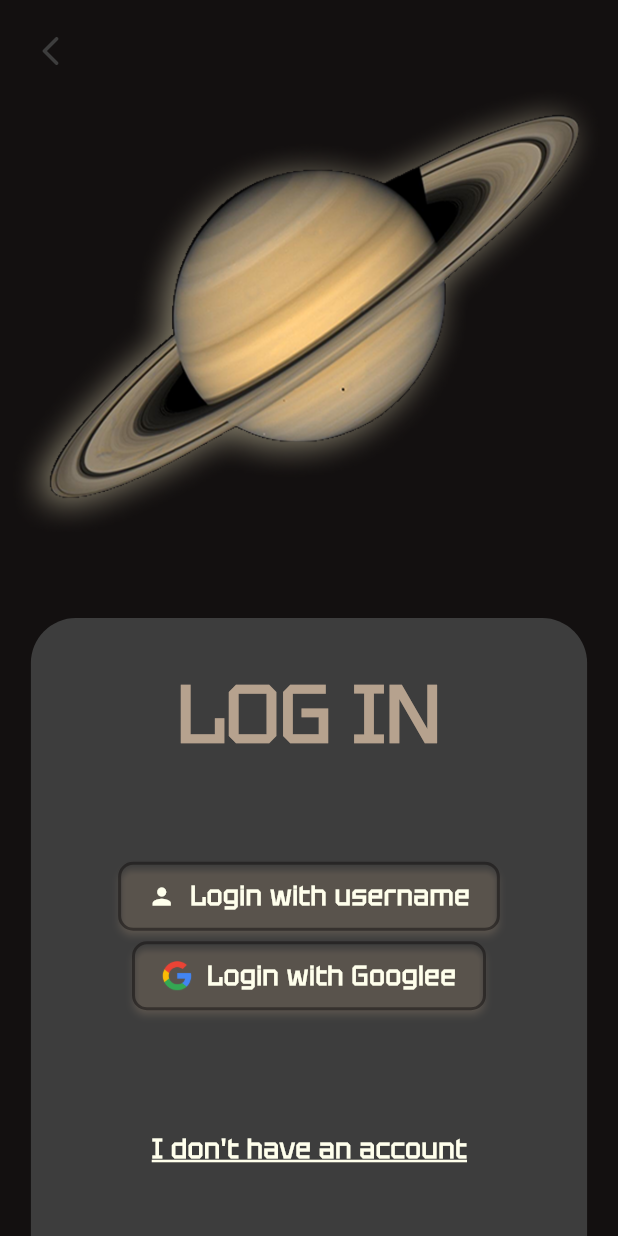
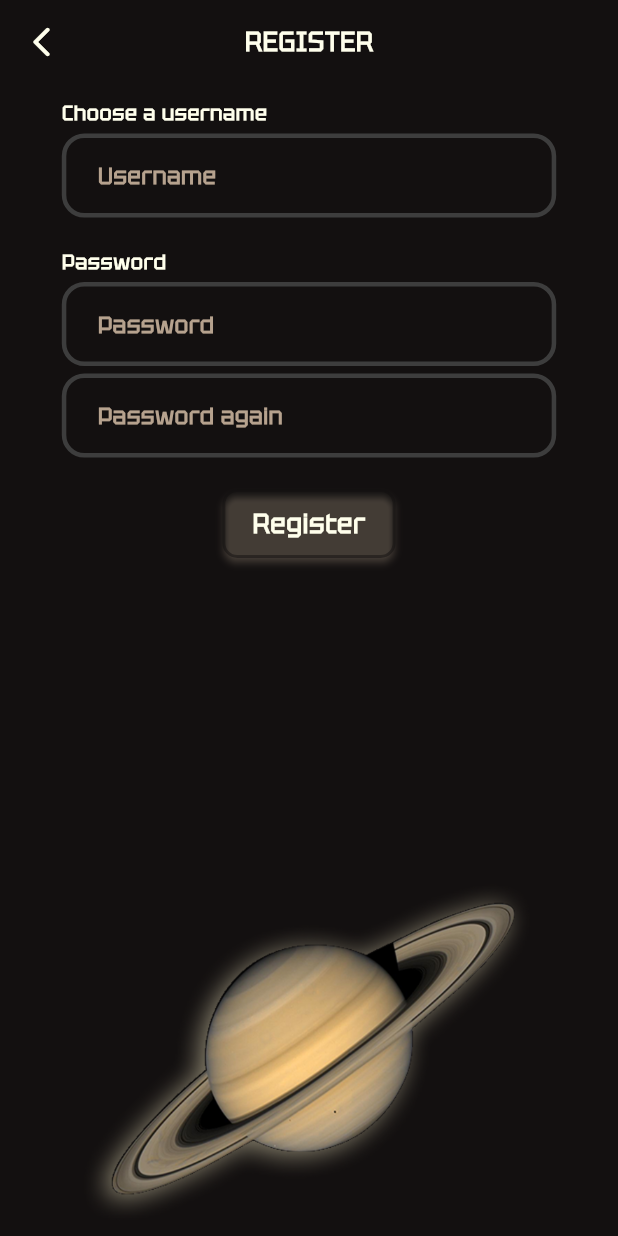
Before and after one commit to egeinann/Flutter-Planets-App, a Flutter app: the OnboardingPageLogin screen opened by its route, after a tap on "I don't have an account", on a phone screen of 412 x 824 dp. Run offline on Flutter 3.47's test engine with Material 3 defaults, Android fonts, the phone set to English and light mode, and no system bars; our stand-ins replace animated_text_kit, flutter_riverpod, mask_text_input_formatter, responsive_sizer, salomon_bottom_bar, slide_to_act.

Commit message:
registerPage UI tamamlandı

```diff
--- a/lib/main.dart
+++ b/lib/main.dart
@@ -4,6 +4,7 @@ import 'package:flutter_riverpod/flutter_riverpod.dart';
 import 'package:responsive_sizer/responsive_sizer.dart';
 import 'package:spaceandplanets_app/view/app/navigation/homePage.dart';
 import 'package:spaceandplanets_app/view/auth/forgotPassword/forgotPassword_page.dart';
+import 'package:spaceandplanets_app/view/auth/register/view/register_page.dart';
 import 'package:spaceandplanets_app/view/auth/usernameLogin/view/login_page.dart';
 import 'package:spaceandplanets_app/view/onboarding/view/onboarding_page.dart';
 import 'package:spaceandplanets_app/utils/theme.dart';
@@ -41,6 +42,7 @@ class MyApp extends StatelessWidget {
             "/loginPage": (context) => const LoginPage(),
             "/homePage": (context) => const HomePage(),
             "/forgotPassword": (context) => const ForgotPasswordPage(),
+            "/registerPage": (context) => RegisterPage(),
           },
         ),
       ),
--- a/lib/utils/icons.dart
+++ b/lib/utils/icons.dart
@@ -6,4 +6,5 @@ class SpaceIcons{
   static const IconData back = Icons.arrow_back_ios_rounded;
   static const IconData next = Icons.arrow_forward_ios_rounded;
   static const IconData sms = Icons.message_rounded;
+  static const IconData logout = Icons.logout_outlined;
 }
--- a/lib/view/app/navigation/homePage.dart
+++ b/lib/view/app/navigation/homePage.dart
@@ -22,7 +22,7 @@ class HomePage extends ConsumerWidget {
             Navigator.pop(context);
           },
           icon: Icon(
-            SpaceIcons.back,
+            SpaceIcons.logout,
             color: Theme.of(context).iconTheme.color,
           ),
         ),
--- a/lib/view/app/navigation/planets/planets_page.dart
+++ b/lib/view/app/navigation/planets/planets_page.dart
@@ -3,7 +3,7 @@ import 'package:flutter/material.dart';
 import 'package:responsive_sizer/responsive_sizer.dart';
 import 'package:spaceandplanets_app/models/planetContainerModel.dart';
 import 'package:spaceandplanets_app/utils/colors.dart';
-import 'package:spaceandplanets_app/utils/icons.dart';
+
 import 'package:spaceandplanets_app/view/app/navigation/planets/planet_page.dart';
 import 'package:spaceandplanets_app/widgets/meteorWidget/meteorView.dart';
 
@@ -108,7 +108,7 @@ class PlanetsPage extends StatelessWidget {
               ),
               const Expanded(
                 child: Image(
-                  image: AssetImage("assets/images/void.png"),
+                  image: AssetImage("assets/images/blue_stars.png"),
                   fit: BoxFit.scaleDown,
                 ),
               ),
@@ -140,7 +140,7 @@ class PlanetsPage extends StatelessWidget {
                   openColor: Colors.transparent,
                   closedBuilder: (context, action) {
                     return SizedBox(
-                      width: 50.w,
+                      width: 200,
                       height: 50.h,
                       child: Stack(
                         alignment: Alignment.center,
--- a/lib/view/app/navigation/stars/stars_page.dart
+++ b/lib/view/app/navigation/stars/stars_page.dart
@@ -90,7 +90,7 @@ class StarsPage extends StatelessWidget {
               ),
               const Expanded(
                 child: Image(
-                  image: AssetImage("assets/images/starCross.png"),
+                  image: AssetImage("assets/images/pink_stars.png"),
                   fit: BoxFit.scaleDown,
                 ),
               ),
@@ -122,7 +122,7 @@ class StarsPage extends StatelessWidget {
                   openColor: Colors.transparent,
                   closedBuilder: (context, action) {
                     return SizedBox(
-                      width: 50.w,
+                      width: 200,
                       height: 50.h,
                       child: Stack(
                         alignment: Alignment.center,
--- a/lib/view/auth/forgotPassword/forgotPassword_page.dart
+++ b/lib/view/auth/forgotPassword/forgotPassword_page.dart
@@ -13,6 +13,7 @@ class ForgotPasswordPage extends StatelessWidget {
   @override
   Widget build(BuildContext context) {
     return Scaffold(
+      resizeToAvoidBottomInset: false,
       appBar: AppBar(
         leading: IconButton(
           onPressed: () {
@@ -90,6 +91,7 @@ class ForgotPasswordPage extends StatelessWidget {
               context: context,
               onPressed: () {
                 CustomBottomSheet.show(
+
                   context: context,
                   child: Column(
                     crossAxisAlignment: CrossAxisAlignment.center,
--- /dev/null
+++ b/lib/view/auth/register/view/register_page.dart
@@ -0,0 +1,131 @@
+import 'package:flutter/material.dart';
+import 'package:responsive_sizer/responsive_sizer.dart';
+import 'package:spaceandplanets_app/utils/colors.dart';
+import 'package:spaceandplanets_app/utils/icons.dart';
+import 'package:spaceandplanets_app/widgets/outlinedButton.dart';
+import 'package:spaceandplanets_app/widgets/textFields/textField.dart';
+
+class RegisterPage extends StatelessWidget {
+  RegisterPage({super.key});
+  final double imageWidth = 40.w; // Resmin genişliği
+
+  @override
+  Widget build(BuildContext context) {
+    return GestureDetector(
+      onTap: () => FocusManager.instance.primaryFocus?.unfocus(),
+      child: Scaffold(
+        resizeToAvoidBottomInset: false,
+        appBar: AppBar(
+          leading: IconButton(
+            onPressed: () {
+              Navigator.pop(context);
+            },
+            icon: Icon(
+              SpaceIcons.back,
+              color: Theme.of(context).iconTheme.color,
+            ),
+          ),
+          backgroundColor: SpaceColors.backgroundColor,
+          title: Text(
+            "REGISTER",
+            style: Theme.of(context).textTheme.bodyLarge,
+          ),
+          centerTitle: true,
+        ),
+        body: Stack(
+          alignment: Alignment.topCenter,
+          children: [
+            Center(
+              child: Column(
+                mainAxisAlignment: MainAxisAlignment.start,
+                crossAxisAlignment: CrossAxisAlignment.center,
+                children: [
+                  const SizedBox(height: 10),
+                  TweenAnimationBuilder<double>(
+                    tween: Tween<double>(begin: 200.w, end: 10.w),
+                    duration: const Duration(milliseconds: 800),
+                    curve: Curves.easeInOut,
+                    builder: (context, leftPosition, child) {
+                      return Positioned(
+                        left: leftPosition,
+                        top: 20.h, // Resmin yüksekliğini ayarlamak için
+                        child: child!,
+                      );
+                    },
+                    child: Column(
+                      crossAxisAlignment: CrossAxisAlignment.center,
+                      mainAxisAlignment: MainAxisAlignment.center,
+                      mainAxisSize: MainAxisSize.min,
+                      children: [
+                        Column(
+                          crossAxisAlignment: CrossAxisAlignment.start,
+                          mainAxisAlignment: MainAxisAlignment.center,
+                          mainAxisSize: MainAxisSize.min,
+                          children: [
+                            Text(
+                              "Choose a username",
+                              style: Theme.of(context).textTheme.bodySmall,
+                            ),
+                            const SizedBox(height: 5),
+                            SpaceTextField(
+                              controller: TextEditingController(),
+                              hintText: "Username",
+                            ),
+                          ],
+                        ),
+                        const SizedBox(height: 20),
+                        Column(
+                          crossAxisAlignment: CrossAxisAlignment.start,
+                          mainAxisAlignment: MainAxisAlignment.center,
+                          mainAxisSize: MainAxisSize.min,
+                          children: [
+                            Text(
+                              "Password",
+                              style: Theme.of(context).textTheme.bodySmall,
+                            ),
+                            const SizedBox(height: 5),
+                            SpaceTextField(
+                              controller: TextEditingController(),
+                              hintText: "Password",
+                              isPassword: true,
+                            ),
+                            const SizedBox(height: 5),
+                            SpaceTextField(
+                              controller: TextEditingController(),
+                              hintText: "Password again",
+                              isPassword: true,
+                            ),
+                          ],
+                        ),
+                        const SizedBox(height: 20),
+                        customOutlinedButton(
+                          context: context,
+                          onPressed: () {},
+                          child: Text(
+                            "Register",
+                            style: Theme.of(context).textTheme.bodyLarge,
+                          ),
+                        ),
+                      ],
+                    ),
+                  ),
+                ],
+              ),
+            ),
+            Align(
+              alignment: Alignment.bottomCenter,
+              child: Hero(
+                tag: "saturn",
+                child: Image(
+                  image: const AssetImage("assets/planets/saturn.png"),
+                  fit: BoxFit.scaleDown,
+                  height: 30.h,
+                ),
+              ),
+            ),
+          ],
+        ),
+      ),
+    );
+  }
+}
--- a/lib/view/onboarding/view/onboarding_page.dart
+++ b/lib/view/onboarding/view/onboarding_page.dart
@@ -27,6 +27,10 @@ class OnboardingPage extends ConsumerWidget {
         fit: StackFit.expand,
         alignment: Alignment.center,
         children: [
+          const Image(
+            image: AssetImage("assets/backgrounds/space_background.png"),
+            fit: BoxFit.fill,
+          ),
           Hero(
             tag: "meteor",
             child: Center(
--- a/lib/view/onboarding/view/onboarding_page_login.dart
+++ b/lib/view/onboarding/view/onboarding_page_login.dart
@@ -63,7 +63,6 @@ class OnboardingPageLogin extends ConsumerWidget {
               ),
             ],
           ),
-          popButton(context),
         ],
       ),
     );
@@ -84,6 +83,7 @@ class OnboardingPageLogin extends ConsumerWidget {
   TextButton register(BuildContext context) {
     return TextButton(
       onPressed: () {
+        Navigator.pushNamed(context, '/registerPage');
       },
       style: TextButton.styleFrom(
         foregroundColor: Colors.blue, // Yazı rengi
--- a/lib/widgets/textFields/phoneNumberTextField.dart
+++ b/lib/widgets/textFields/phoneNumberTextField.dart
@@ -55,14 +55,14 @@ class _SpacePhoneNumberTextFieldState extends State<SpacePhoneNumberTextField> {
             borderRadius: BorderRadius.circular(15),
             borderSide: const BorderSide(
               color: SpaceColors.firstColor,
-              width: 3,
+              width: 2,
             ),
           ),
           enabledBorder: OutlineInputBorder(
             borderRadius: BorderRadius.circular(15),
             borderSide: const BorderSide(
               color: SpaceColors.secondaryColor,
-              width: 3,
+              width: 2,
             ),
           ),
           contentPadding: const EdgeInsets.symmetric(
--- a/lib/widgets/textFields/smsTextField.dart
+++ b/lib/widgets/textFields/smsTextField.dart
@@ -59,14 +59,14 @@ class _SpaceSmsTextFieldState extends State<SpaceSmsTextField> {
                   borderRadius: BorderRadius.circular(15),
                   borderSide: const BorderSide(
                     color: SpaceColors.firstColor,
-                    width: 3,
+                    width: 2,
                   ),
                 ),
                 enabledBorder: OutlineInputBorder(
                   borderRadius: BorderRadius.circular(15),
                   borderSide: const BorderSide(
                     color: SpaceColors.secondaryColor,
-                    width: 3,
+                    width: 2,
                   ),
                 ),
               ),
--- a/lib/widgets/textFields/textField.dart
+++ b/lib/widgets/textFields/textField.dart
@@ -77,14 +77,14 @@ class _SpaceTextFieldState extends State<SpaceTextField> {
           focusedBorder: OutlineInputBorder(
             borderRadius: BorderRadius.circular(15),
             borderSide: const BorderSide(
-              color: SpaceColors.firstColor,
+              color: SpaceColors.secondaryColor,
               width: 3,
             ),
           ),
           enabledBorder: OutlineInputBorder(
             borderRadius: BorderRadius.circular(15),
             borderSide: const BorderSide(
-              color: SpaceColors.secondaryColor,
+              color: SpaceColors.firstColor,
               width: 3,
             ),
           ),
```
Also changed, not shown: lib/view/app/navigation/planets/planet_page.dart (+9 -4 lines), lib/view/auth/usernameLogin/view/login_page.dart (+9 -4 lines), lib/widgets/modalBottomSheet.dart (+21 -6 lines), assets/backgrounds/space_background_1.png (deleted), assets/images/blue_stars.png (added), assets/images/pink_stars.png (added), lib/view/auth/register/state/register_state.dart (added), 1 other file.
